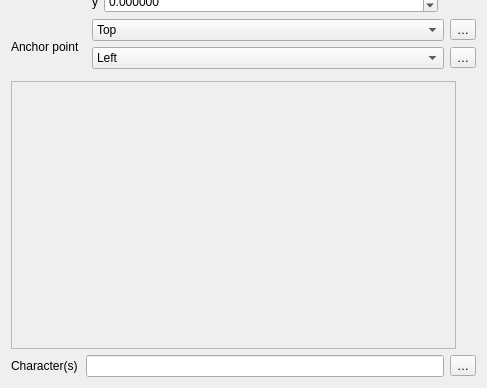
qgis/QGIS, file src/ui/symbollayer/widget_fontmarker.ui: the form before one commit; both pictures show x 0 to 487 and y 251 to 639 of the 487 by 639 pixel window.
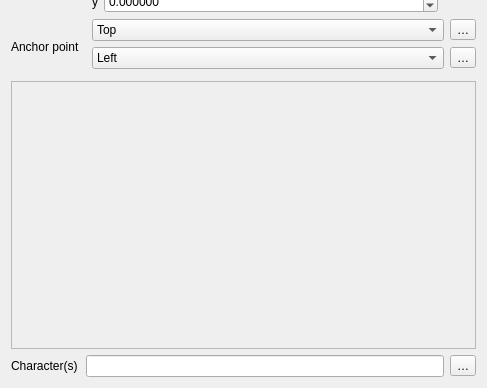
The form after the commit. Custom widgets are drawn as their Qt base class.

Commit message: Dynamically set number of columns to show in character widget based on widget width, and avoid unnecessary horizontal scroll bar

The edit to the form file:
```diff
--- a/src/ui/symbollayer/widget_fontmarker.ui
+++ b/src/ui/symbollayer/widget_fontmarker.ui
@@ -360,7 +360,7 @@
        </property>
        <property name="sizeHint" stdset="0">
         <size>
-         <width>20</width>
+         <width>0</width>
          <height>40</height>
         </size>
        </property>
```
The commit also changes 5 other files.
